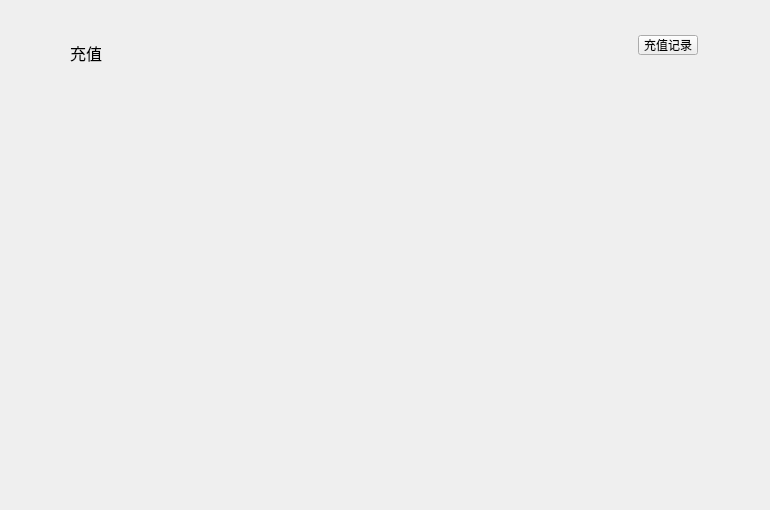
The window that LNKWallet/depositpage/DepositPage.ui (HcashOrg/hx-indicator) describes before a commit, drawn with Qt 5.
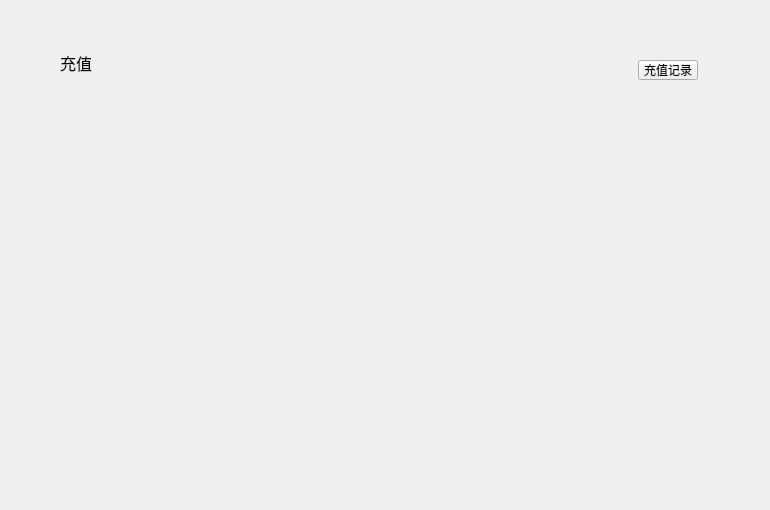
The same window after the commit.

```diff
--- a/LNKWallet/depositpage/DepositPage.ui
+++ b/LNKWallet/depositpage/DepositPage.ui
@@ -16,8 +16,8 @@
   <widget class="QLabel" name="title_label">
    <property name="geometry">
     <rect>
-     <x>70</x>
-     <y>40</y>
+     <x>60</x>
+     <y>50</y>
      <width>200</width>
      <height>26</height>
     </rect>
@@ -35,7 +35,7 @@
    <property name="geometry">
     <rect>
      <x>638</x>
-     <y>35</y>
+     <y>60</y>
      <width>60</width>
      <height>20</height>
     </rect>
@@ -51,9 +51,9 @@
    <property name="geometry">
     <rect>
      <x>0</x>
-     <y>70</y>
+     <y>80</y>
      <width>770</width>
-     <height>440</height>
+     <height>430</height>
     </rect>
    </property>
   </widget>
```
